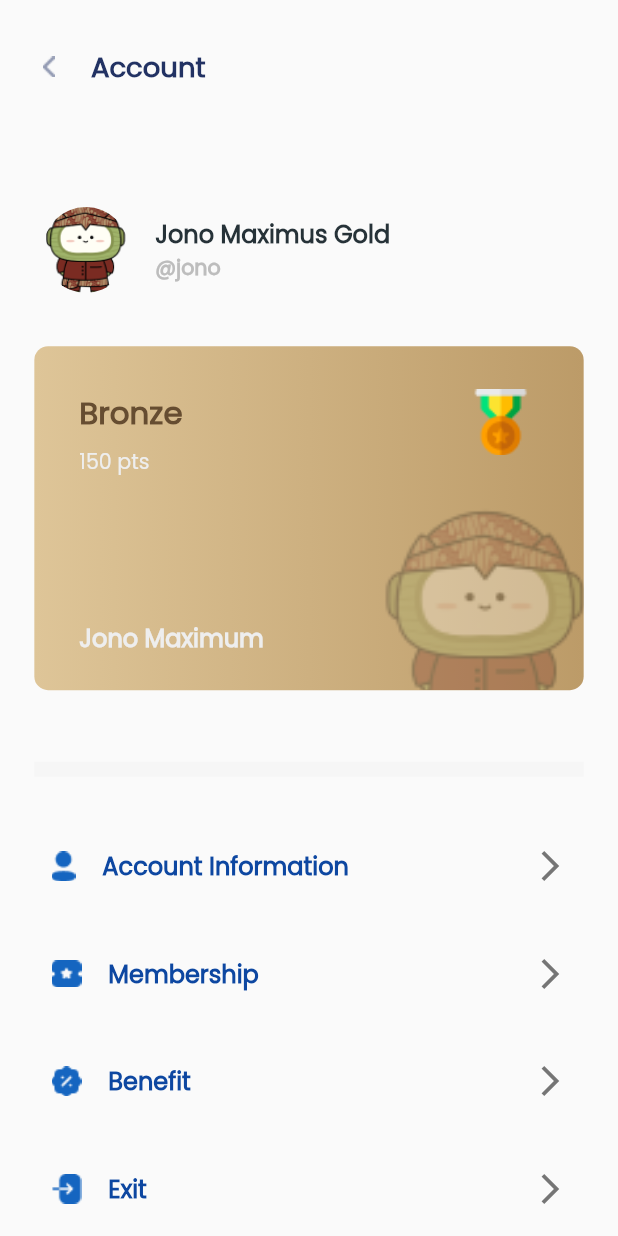
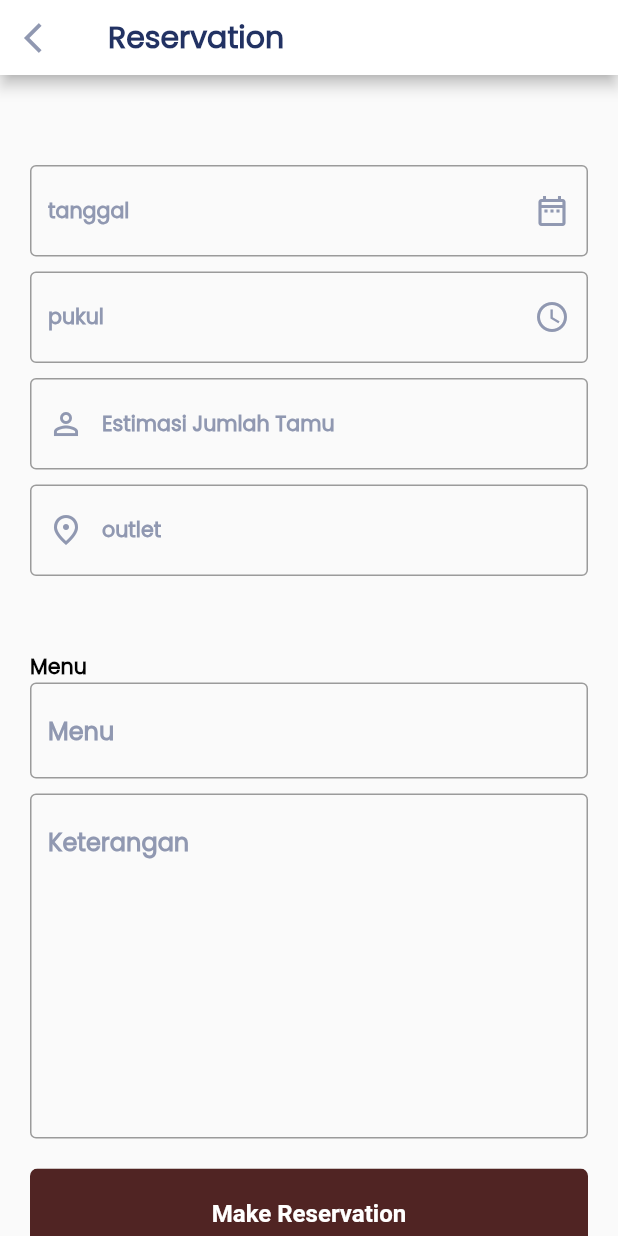
Before and after one commit to brian2zz/fusia, a Flutter app: the screen it shows after launch, on a phone screen of 412 x 824 dp. Run offline on Flutter 3.47's test engine with Material 2 defaults, Android fonts, the phone set to English and light mode, and no system bars; our stand-ins replace carousel_slider, flutter_screenutil, fluttertoast, get, page_view_indicators, shared_preferences and 1 more; missing offline and left inert: shared_preferences_web; statements that could not run were skipped.

Commit message:
reservation

```diff
--- a/lib/main.dart
+++ b/lib/main.dart
@@ -14,6 +14,7 @@ import 'package:fusia/view/home_navigation_menu_page.dart';
 import 'package:fusia/view/onboarding_page.dart';
 import 'package:fusia/view/promo/detail_promo_page.dart';
 import 'package:fusia/view/promo/promo_page.dart';
+import 'package:fusia/view/reservation/reservation_page.dart';
 import 'package:fusia/view/reward/reward_page.dart';
 import 'package:fusia/view/splash_screen_page.dart';
 import 'package:fusia/view/voucher/voucher_home.dart';
@@ -47,11 +48,13 @@ class _MyAppState extends State<MyApp> {
             theme: ThemeData(
               visualDensity: VisualDensity.adaptivePlatformDensity,
             ),
-            builder: (context,widget) {
+            builder: (context, widget) {
               ScreenUtil.setContext(context);
-              return MediaQuery(data: MediaQuery.of(context).copyWith(textScaleFactor: 1.0), child: widget!);
+              return MediaQuery(
+                  data: MediaQuery.of(context).copyWith(textScaleFactor: 1.0),
+                  child: widget!);
             },
-            home: const AccountPage(),
+            home: const reservation(),
             routes: {
               '/navigation': (BuildContext context) =>
                   const HomeNavigationMenu(),
@@ -67,8 +70,10 @@ class _MyAppState extends State<MyApp> {
                   const OtpVerification(),
               '/vouchers': (BuildContext context) => VoucherHome(),
               '/membership': (BuildContext context) => const membership(),
-              '/editaccount': (BuildContext context) => const AccountInformation(),
-              '/changepassword': (BuildContext context) => const ChangePassword(),
+              '/editaccount': (BuildContext context) =>
+                  const AccountInformation(),
+              '/changepassword': (BuildContext context) =>
+                  const ChangePassword(),
               '/detailpromo': (BuildContext context) => DetailPromo(),
             },
           );
--- a/lib/view/account/account_information_screen.dart
+++ b/lib/view/account/account_information_screen.dart
@@ -9,6 +9,7 @@ import 'package:fusia/widget/custom_appbar_account.dart';
 import 'package:get/get.dart';
 
 import 'package:http/http.dart' as http;
+import 'package:intl/intl.dart';
 
 class AccountInformation extends StatelessWidget {
   const AccountInformation({Key? key}) : super(key: key);
@@ -22,8 +23,14 @@ class AccountInformation extends StatelessWidget {
   }
 }
 
-class body extends StatelessWidget {
+class body extends StatefulWidget {
   const body({Key? key}) : super(key: key);
+
+  @override
+  _bodyState createState() => _bodyState();
+}
+
+class _bodyState extends State<body> {
   getData() async {
     try {
       var response = await http.get(Uri.parse(
@@ -34,6 +41,15 @@ class body extends StatelessWidget {
       }
     } catch (e) {
       print(e.toString());
+    }
+  }
+
+  DateTime? date;
+  String? dateBirthday() {
+    if (date == null) {
+      return null;
+    } else {
+      return DateFormat('yyyy-MM-dd').format(date!);
     }
   }
 
@@ -108,11 +124,47 @@ class body extends StatelessWidget {
           label: 'Birthday',
         ),
         SizedBox(height: 10),
-        textField(
-          textController: DataUser[2]['value'],
-        ),
+        _birthdayInput(DataUser),
       ],
     );
+  }
+
+  Widget _birthdayInput(DataUser) {
+    return TextFormField(
+      onTap: () => PickDate(context),
+      decoration: InputDecoration(
+        suffixIcon: Icon(
+          Icons.date_range_outlined,
+          color: Color.fromARGB(255, 144, 152, 177),
+        ),
+        focusedBorder: OutlineInputBorder(
+          borderSide: const BorderSide(color: Color.fromARGB(255, 34, 50, 99)),
+        ),
+        border: new OutlineInputBorder(
+            borderSide: new BorderSide(
+          color: Color.fromARGB(255, 235, 240, 255),
+        )),
+      ),
+      controller: TextEditingController(
+          text:
+              (dateBirthday() == null) ? DataUser[2]['value'] : dateBirthday()),
+      style: TextStyle(
+        color: Color.fromARGB(255, 144, 152, 177),
+        fontWeight: FontWeight.bold,
+        fontFamily: 'Poppins',
+      ),
+    );
+  }
+
+  Future PickDate(BuildContext context) async {
+    final initialDate = DateTime.now();
+    final newDate = await showDatePicker(
+        context: context,
+        initialDate: DateTime.now(),
+        firstDate: DateTime(DateTime.now().year - 5),
+        lastDate: DateTime(DateTime.now().year + 5));
+    if (newDate == null) return;
+    setState(() => date = newDate);
   }
 
   Widget _changePassword(BuildContext context) {
--- /dev/null
+++ b/lib/view/reservation/reservation_page.dart
@@ -0,0 +1,281 @@
+import 'package:flutter/material.dart';
+import 'package:flutter/services.dart';
+import 'package:flutter_screenutil/flutter_screenutil.dart';
+import 'package:fusia/color/colors_theme.dart';
+import 'package:fusia/view/account/change_password_page.dart';
+import 'package:fusia/widget/custom_appbar_account.dart';
+import 'package:intl/intl.dart';
+
+InputDecoration tamu = InputDecoration(
+  prefixIcon: Icon(
+    Icons.person_outline,
+    color: Color.fromARGB(255, 144, 152, 177),
+  ),
+  focusedBorder: OutlineInputBorder(
+    borderSide: const BorderSide(color: Color.fromARGB(255, 34, 50, 99)),
+  ),
+  border: new OutlineInputBorder(
+      borderSide: new BorderSide(
+    color: Color.fromARGB(255, 235, 240, 255),
+  )),
+  hintText: 'Estimasi Jumlah Tamu',
+  hintStyle: TextStyle(
+    color: Color.fromARGB(255, 144, 152, 177),
+    fontWeight: FontWeight.bold,
+    fontFamily: 'Poppins',
+  ),
+);
+InputDecoration outlet = InputDecoration(
+  prefixIcon: Icon(
+    Icons.place_outlined,
+    color: Color.fromARGB(255, 144, 152, 177),
+  ),
+  focusedBorder: OutlineInputBorder(
+    borderSide: const BorderSide(color: Color.fromARGB(255, 34, 50, 99)),
+  ),
+  border: new OutlineInputBorder(
+      borderSide: new BorderSide(
+    color: Color.fromARGB(255, 235, 240, 255),
+  )),
+  hintText: 'outlet',
+  hintStyle: TextStyle(
+    color: Color.fromARGB(255, 144, 152, 177),
+    fontWeight: FontWeight.bold,
+    fontFamily: 'Poppins',
+  ),
+);
+TextStyle textFormStyle = TextStyle(
+  color: Color.fromARGB(
+    255,
+    2,
+    2,
+    2,
+  ),
+  fontWeight: FontWeight.bold,
+  fontSize: 12.sp,
+  fontFamily: 'Poppins',
+);
+
+class reservation extends StatefulWidget {
+  const reservation({Key? key}) : super(key: key);
+
+  @override
+  _reservationState createState() => _reservationState();
+}
+
+class _reservationState extends State<reservation> {
+  DateTime? date;
+  TimeOfDay? time;
+
+  String dateReservation() {
+    if (date == null) {
+      return '';
+    } else {
+      return DateFormat('dd-MMMM-yyyy').format(date!);
+    }
+  }
+
+  String timeReservation() {
+    if (time == null) {
+      return '';
+    } else {
+      return '${time!.hour}:${time!.minute} WIB';
+    }
+  }
+
+  @override
+  Widget build(BuildContext context) {
+    return Scaffold(
+      appBar: appBar(title: "Reservation"),
+      body: _body(context),
+    );
+  }
+
+  Widget _body(BuildContext context) {
+    return Padding(
+      padding: const EdgeInsets.symmetric(horizontal: 20),
+      child: Column(
+        children: [
+          _formReservation(context),
+          SizedBox(height: 20),
+          SizedBox(
+            height: 60,
+            width: double.infinity,
+            child: ClipRRect(
+              borderRadius: BorderRadius.circular(5),
+              child: RaisedButton(
+                padding: EdgeInsets.symmetric(vertical: 20, horizontal: 40),
+                color: Color.fromARGB(255, 80, 36, 35),
+                onPressed: () {},
+                child: Text(
+                  'Make Reservation',
+                  style: TextStyle(
+                    color: Colors.white,
+                    fontWeight: FontWeight.bold,
+                    fontSize: 14.sp,
+                  ),
+                ),
+              ),
+            ),
+          ),
+        ],
+      ),
+    );
+  }
+
+  Widget _formReservation(BuildContext context) {
+    return Column(
+      mainAxisAlignment: MainAxisAlignment.start,
+      crossAxisAlignment: CrossAxisAlignment.start,
+      children: [
+        SizedBox(height: 60),
+        formDateTime(
+          press: () => PickDate(context),
+          text: dateReservation(),
+          icon: Icons.date_range_outlined,
+          hint: 'tanggal',
+        ),
+        SizedBox(height: 10),
+        formDateTime(
+          press: () => PickTime(context),
+          text: timeReservation(),
+          icon: Icons.access_time,
+          hint: 'pukul',
+        ),
+        SizedBox(height: 10),
+        _formGuest(),
+        SizedBox(height: 10),
+        _formOutlet(),
+        SizedBox(height: 50),
+        Text(
+          'Menu',
+          style: textFormStyle,
+        ),
+        _formMenu(),
+        SizedBox(height: 10),
+        _formDescription(),
+      ],
+    );
+  }
+
+  Widget _formDescription() {
+    return TextFormField(
+      decoration: InputDecoration(
+        focusedBorder: OutlineInputBorder(
+          borderSide: const BorderSide(color: Color.fromARGB(255, 34, 50, 99)),
+        ),
+        border: new OutlineInputBorder(
+            borderSide: new BorderSide(
+          color: Color.fromARGB(255, 235, 240, 255),
+        )),
+        hintText: 'Keterangan',
+        hintStyle: TextStyle(
+          color: Color.fromARGB(255, 144, 152, 177),
+          fontWeight: FontWeight.bold,
+          fontFamily: 'Poppins',
+        ),
+      ),
+      minLines: 10,
+      keyboardType: TextInputType.multiline,
+      maxLines: null,
+    );
+  }
+
+  Widget _formMenu() {
+    return TextFormField(
+      decoration: InputDecoration(
+        focusedBorder: OutlineInputBorder(
+          borderSide: const BorderSide(color: Color.fromARGB(255, 34, 50, 99)),
+        ),
+        border: new OutlineInputBorder(
+            borderSide: new BorderSide(
+          color: Color.fromARGB(255, 235, 240, 255),
+        )),
+        hintText: 'Menu',
+        hintStyle: TextStyle(
+          color: Color.fromARGB(255, 144, 152, 177),
+          fontWeight: FontWeight.bold,
+          fontFamily: 'Poppins',
+        ),
+      ),
+    );
+  }
+
+  Widget _formOutlet() {
+    return TextFormField(
+      decoration: outlet,
+      style: textFormStyle,
+    );
+  }
+
+  Widget _formGuest() {
+    return TextFormField(
+      decoration: tamu,
+      inputFormatters: <TextInputFormatter>[
+        FilteringTextInputFormatter.digitsOnly
+      ],
+      style: textFormStyle,
+    );
+  }
+
+  Future PickDate(BuildContext context) async {
+    final initialDate = DateTime.now();
+    final newDate = await showDatePicker(
+        context: context,
+        initialDate: DateTime.now(),
+        firstDate: DateTime(DateTime.now().year - 5),
+        lastDate: DateTime(DateTime.now().year + 5));
+    if (newDate == null) return;
+    setState(() => date = newDate);
+  }
+
+  Future PickTime(BuildContext context) async {
+    final initialTime = TimeOfDay(hour: 12, minute: 0);
+    final newTime = await showTimePicker(
+        context: context, initialTime: time ?? initialTime);
+    if (newTime == null) return;
+    setState(() => time = newTime);
+  }
+}
+
+class formDateTime extends StatelessWidget {
+  final VoidCallback press;
+  final String text;
+  final IconData icon;
+  final String hint;
+  const formDateTime({
+    Key? key,
+    required this.text,
+    required this.press,
+    required this.icon,
+    required this.hint,
+  }) : super(key: key);
+
+  @override
+  Widget build(BuildContext context) {
+    return TextFormField(
+      onTap: press,
+      decoration: InputDecoration(
+        suffixIcon: Icon(
+          icon,
+          color: Color.fromARGB(255, 144, 152, 177),
+        ),
+        focusedBorder: OutlineInputBorder(
+          borderSide: const BorderSide(color: Color.fromARGB(255, 34, 50, 99)),
+        ),
+        border: new OutlineInputBorder(
+            borderSide: new BorderSide(
+          color: Color.fromARGB(255, 235, 240, 255),
+        )),
+        hintText: hint,
+        hintStyle: TextStyle(
+          color: Color.fromARGB(255, 144, 152, 177),
+          fontWeight: FontWeight.bold,
+          fontFamily: 'Poppins',
+        ),
+      ),
+      controller: TextEditingController(text: text),
+      style: textFormStyle,
+    );
+  }
+}
```
Also changed, not shown: 1 other file.
